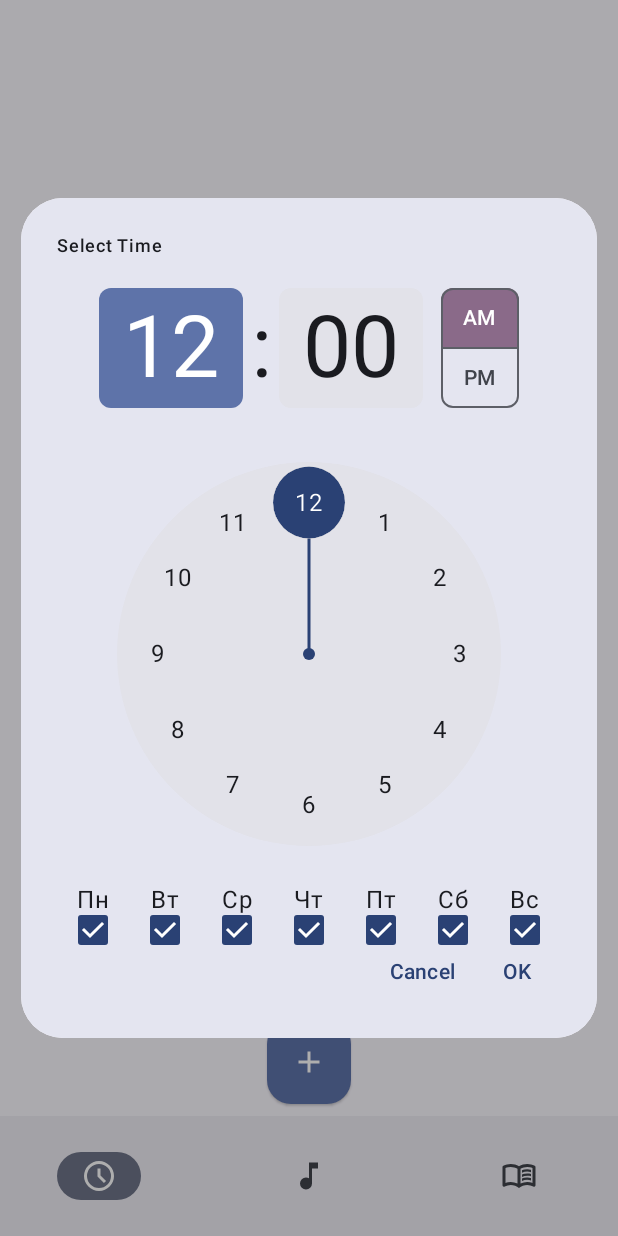
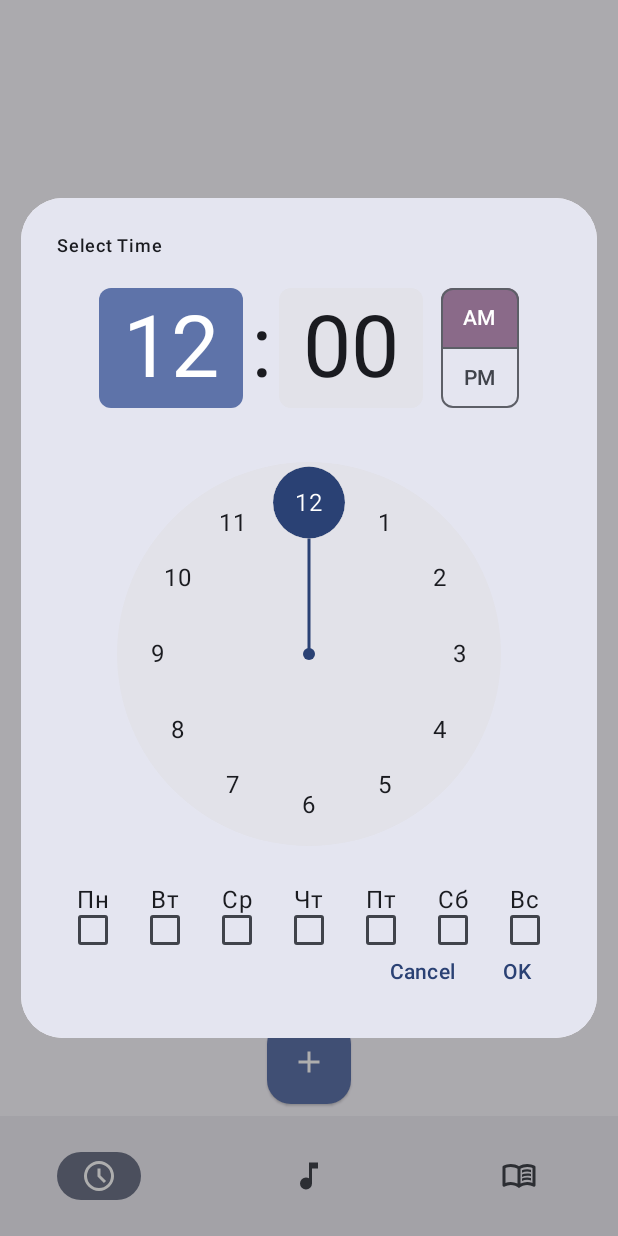
Before and after one commit to hellrunner/alarm-android-application, an Android app built with Jetpack Compose: the composable AppNavigation shown on its own in the app's theme, after a tap on "Add by", on a phone screen of 412 x 824 dp. Run offline under Robolectric (Android 15) with nearby library versions, the light colour scheme and no system bars.

Commit message:
Запоминание выбраных дней недель

```diff
--- a/app/src/main/java/com/example/alarmapplication/ui/components/DaysOfWeekForTimePicker.kt
+++ b/app/src/main/java/com/example/alarmapplication/ui/components/DaysOfWeekForTimePicker.kt
@@ -1,5 +1,6 @@
 package com.example.alarmapplication.ui.components
 
+import android.content.Context
 import androidx.compose.foundation.layout.Column
 import androidx.compose.material3.Checkbox
 import androidx.compose.material3.Text
@@ -10,19 +11,20 @@ import androidx.compose.runtime.getValue
 import androidx.compose.runtime.mutableStateOf
 import androidx.compose.runtime.remember
 import androidx.compose.ui.Alignment
+import androidx.compose.ui.platform.LocalContext
+import androidx.lifecycle.ViewModelProvider
+import androidx.lifecycle.viewmodel.compose.viewModel
+import com.example.alarmapplication.alarm_View_Models.DaysOfWeekViewModel
 import kotlinx.coroutines.flow.MutableStateFlow
 
 @Composable
 fun DaysOfWeek(
-    days: List<String>,
+    days: List<String>
 ){
-    val daysOfWeek = remember { MutableStateFlow(listOf<String>()) }
-    val noteList by remember { daysOfWeek }.collectAsState()
-
-    var listMain: ArrayList<String> = ArrayList()
+    val listMain: ArrayList<String> = arrayListOf(" ", " ", " ", " ", " ", " ", " ")
 
     for (i in 0..6){
-        Day(i, days, listOfDaysStates(i), /*daysOfWeek, noteList*/listMain)
+        Day(i, days, listOfDaysStates(i), listMain)
     }
 }
 
@@ -31,10 +33,11 @@ fun Day(
     index: Int,
     days: List<String>,
     checkedStateFromList: MutableState<Boolean> = remember { mutableStateOf(true)},
-    chosenDays: ArrayList<String>
-    //daysOfWeek: MutableStateFlow<List<String>> = remember { MutableStateFlow(ArrayList()) },
-    //noteList: State<List<String>> = remember { daysOfWeek }.collectAsState(),
+    chosenDays: ArrayList<String>,
+    daysOfWeekViewModal: DaysOfWeekViewModel = viewModel()
 ){
+    val context: Context = LocalContext.current
+
     Column(
         horizontalAlignment = Alignment.CenterHorizontally
     ) {
@@ -42,20 +45,16 @@ fun Day(
         Checkbox(
             checked = checkedStateFromList.value,
             onCheckedChange = {
-                if (checkedStateFromList.value) {
-                    /*noteList.add(days[index])
-                    daysOfWeek.value = noteList
-                    checkedStateFromList.value = !(it)*/
-                    //chosenDays.add(index, days[index])
+                if (!checkedStateFromList.value) {
+                    chosenDays.add(index, days[index])
                     checkedStateFromList.value = it
+                    daysOfWeekViewModal.setDays(chosenDays)
                 }
-                else if(!checkedStateFromList.value){
-                    /*val newList = ArrayList(noteList)
-                    newList.removeAt(index)
-                    daysOfWeek.value = newList
-                    checkedStateFromList.value = it*/
-                    //chosenDays.removeAt(index)
+                else if(checkedStateFromList.value){
+                    chosenDays.removeAt(index)
+                    chosenDays.add(index, " ")
                     checkedStateFromList.value = it
+                    daysOfWeekViewModal.setDays(chosenDays)
                 }
                 //TODO разобраться с обращением к каждому элементу строки
 
@@ -66,13 +65,13 @@ fun Day(
 
 @Composable
 fun listOfDaysStates(i: Int): MutableState<Boolean> {
-    val san = remember { mutableStateOf(true)}
-    val mon = remember { mutableStateOf(true)}
-    val tue = remember { mutableStateOf(true)}
-    val wend = remember { mutableStateOf(true)}
-    val th = remember { mutableStateOf(true)}
-    val fr = remember { mutableStateOf(true)}
-    val sat = remember { mutableStateOf(true)}
+    val san = remember { mutableStateOf(false)}
+    val mon = remember { mutableStateOf(false)}
+    val tue = remember { mutableStateOf(false)}
+    val wend = remember { mutableStateOf(false)}
+    val th = remember { mutableStateOf(false)}
+    val fr = remember { mutableStateOf(false)}
+    val sat = remember { mutableStateOf(false)}
     val listOfWeek = listOf(san, mon, tue, wend, th, fr,sat)
 
     return listOfWeek[i]
--- a/app/src/main/java/com/example/alarmapplication/ui/theme/Theme.kt
+++ b/app/src/main/java/com/example/alarmapplication/ui/theme/Theme.kt
@@ -25,16 +25,6 @@ private val LightColorScheme = lightColorScheme(
     primary = Purple40,
     secondary = PurpleGrey40,
     tertiary = Pink40
-
-    /* Other default colors to override
-    background = Color(0xFFFFFBFE),
-    surface = Color(0xFFFFFBFE),
-    onPrimary = Color.White,
-    onSecondary = Color.White,
-    onTertiary = Color.White,
-    onBackground = Color(0xFF1C1B1F),
-    onSurface = Color(0xFF1C1B1F),
-    */
 )
 
 @Composable
```
Also changed, not shown: app/src/main/java/com/example/alarmapplication/alarm_View_Models/AlarmsViewModel.kt (added, +7 -0 lines), app/src/main/java/com/example/alarmapplication/alarm_View_Models/DaysOfWeekViewModel.kt (added, +20 -0 lines), app/src/main/java/com/example/alarmapplication/ui/screens/AlarmScreen.kt (+32 -13 lines), app/src/main/java/com/example/alarmapplication/ui/screens/AlarmSettingsScreen.kt (+4 -3 lines).
